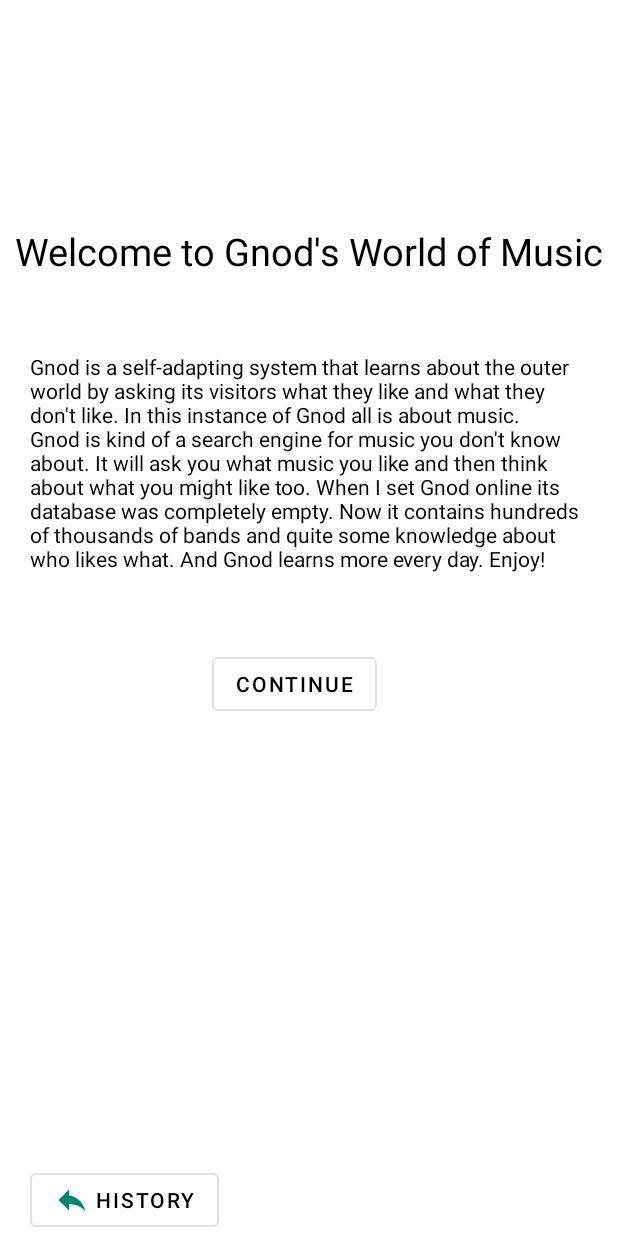
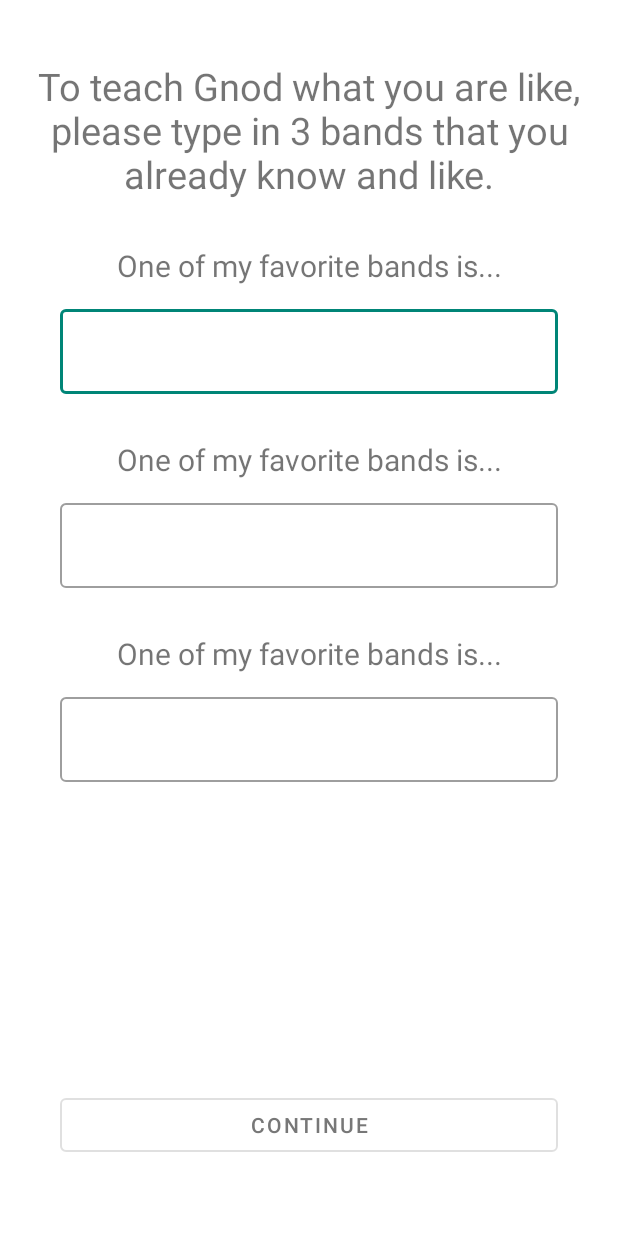
Before and after one commit to Mpk605/Gnoosic_Public, an Android app: the screen it shows after launch (MainActivity before the commit, FormActivity after it), after a tap on "CONTINUE", on a phone screen of 412 x 824 dp. Run offline under Robolectric (Android 15) with nearby library versions, the phone set to English and light mode, and no system bars.

Commit message:
favorit artis band

```diff
--- a/app/src/main/java/com/kinejou/gnoosic/MainActivity.java
+++ b/app/src/main/java/com/kinejou/gnoosic/MainActivity.java
@@ -17,6 +17,7 @@
             @Override
             public void onClick(View v) {
                 //the 3 artists
+                startActivity(new Intent(MainActivity.this, FormActivity.class));
             }
         });
 
@@ -24,8 +25,6 @@
             @Override
             public void onClick(View v) {
                 //History of liked artistes
-
-                startActivity(new Intent(MainActivity.this, FormActivity.class));
             }
         });
     }
--- a/app/src/main/res/layout/activity_form.xml
+++ b/app/src/main/res/layout/activity_form.xml
@@ -18,29 +18,92 @@
         android:textSize="25sp"
         app:layout_constraintTop_toTopOf="parent" />
 
+
+    <TextView
+        android:id="@+id/text_fav_band1"
+        android:layout_width="wrap_content"
+        android:layout_height="wrap_content"
+        android:text="@string/one_of_my_fav_band"
+        android:textSize="20sp"
+        app:layout_constraintEnd_toEndOf="parent"
+        app:layout_constraintStart_toStartOf="parent"
+        app:layout_constraintTop_toBottomOf="@id/teachGnod"
+        android:layout_marginTop="30dp" />
+
     <com.google.android.material.textfield.TextInputLayout
+        android:id="@+id/fav_band_1"
         style="@style/Widget.MaterialComponents.TextInputLayout.OutlinedBox"
         android:layout_width="match_parent"
         android:layout_height="wrap_content"
-        android:layout_marginTop="30dp"
-        app:layout_constraintTop_toBottomOf="@id/teachGnod"
-        android:hint="Shut up ARthur about the sun">
-
-        <TextView
-            android:layout_width="wrap_content"
-            android:layout_height="wrap_content"
-            android:layout_gravity="center"
-            android:text="@string/one_of_my_fav_band"
-            android:textSize="20sp" />
-
-
+        app:layout_constraintTop_toBottomOf="@id/text_fav_band1"
+        android:layout_marginTop="10dp">
         <com.google.android.material.textfield.TextInputEditText
             android:layout_width="match_parent"
             android:layout_height="wrap_content"
             android:layout_marginStart="40dp"
             android:layout_marginEnd="40dp" />
+    </com.google.android.material.textfield.TextInputLayout>
+
+    <TextView
+        android:id="@+id/text_fav_band2"
+        android:layout_width="wrap_content"
+        android:layout_height="wrap_content"
+        android:text="@string/one_of_my_fav_band"
+        android:textSize="20sp"
+        app:layout_constraintEnd_toEndOf="parent"
+        app:layout_constraintStart_toStartOf="parent"
+        app:layout_constraintTop_toBottomOf="@id/fav_band_1"
+        android:layout_marginTop="30dp" />
+
+    <com.google.android.material.textfield.TextInputLayout
+        android:id="@+id/fav_band_2"
+        style="@style/Widget.MaterialComponents.TextInputLayout.OutlinedBox"
+        android:layout_width="match_parent"
+        android:layout_height="wrap_content"
+        app:layout_constraintTop_toBottomOf="@id/text_fav_band2"
+        android:layout_marginTop="10dp">
+        <com.google.android.material.textfield.TextInputEditText
+            android:layout_width="match_parent"
+            android:layout_height="wrap_content"
+            android:layout_marginStart="40dp"
+            android:layout_marginEnd="40dp" />
+    </com.google.android.material.textfield.TextInputLayout>
+
+    <TextView
+        android:id="@+id/text_fav_band3"
+        android:layout_width="wrap_content"
+        android:layout_height="wrap_content"
+        android:text="@string/one_of_my_fav_band"
+        android:textSize="20sp"
+        app:layout_constraintEnd_toEndOf="parent"
+        app:layout_constraintStart_toStartOf="parent"
+        app:layout_constraintTop_toBottomOf="@id/fav_band_2"
+        android:layout_marginTop="30dp" />
+
+    <com.google.android.material.textfield.TextInputLayout
+        android:id="@+id/fav_band_3"
+        style="@style/Widget.MaterialComponents.TextInputLayout.OutlinedBox"
+        android:layout_width="match_parent"
+        android:layout_height="wrap_content"
+        app:layout_constraintTop_toBottomOf="@id/text_fav_band3"
+        android:layout_marginTop="10dp">
+        <com.google.android.material.textfield.TextInputEditText
+            android:layout_width="match_parent"
+            android:layout_height="wrap_content"
+            android:layout_marginStart="40dp"
+            android:layout_marginEnd="40dp" />
+    </com.google.android.material.textfield.TextInputLayout>
 
 
-    </com.google.android.material.textfield.TextInputLayout>
+    <com.google.android.material.button.MaterialButton
+        android:layout_width="match_parent"
+        android:layout_height="wrap_content"
+        style="@style/Widget.MaterialComponents.Button.OutlinedButton"
+        android:text="@string/continue_button_text"
+        android:layout_marginStart="40dp"
+        android:layout_marginEnd="40dp"
+        app:layout_constraintBottom_toBottomOf="parent"
+        android:layout_marginBottom="50dp"
+        android:textColor="#777" />
 
 </androidx.constraintlayout.widget.ConstraintLayout>
--- a/app/src/main/res/layout/activity_main.xml
+++ b/app/src/main/res/layout/activity_main.xml
@@ -15,8 +15,7 @@
         android:textSize="25sp"
         app:layout_constraintLeft_toLeftOf="parent"
         app:layout_constraintRight_toRightOf="parent"
-        app:layout_constraintTop_toTopOf="parent"
-        android:textColor="#000"/>
+        app:layout_constraintTop_toTopOf="parent"/>
 
     <TextView
         android:id="@+id/welcome"
@@ -26,8 +25,7 @@
         android:layout_marginTop="50dp"
         android:layout_marginRight="20dp"
         android:text="@string/welcome"
-        app:layout_constraintTop_toBottomOf="@id/title_welcome"
-        android:textColor="#000"/>
+        app:layout_constraintTop_toBottomOf="@id/title_welcome"/>
 
     <com.google.android.material.button.MaterialButton
         android:id="@+id/start"
@@ -40,7 +38,7 @@
         app:layout_constraintEnd_toEndOf="parent"
         app:layout_constraintStart_toStartOf="parent"
         app:layout_constraintTop_toBottomOf="@id/welcome"
-        android:textColor="#000"/>
+        android:textColor="#777"/>
 
     <com.google.android.material.button.MaterialButton
         android:id="@+id/history"
@@ -53,8 +51,7 @@
         android:layout_marginStart="20dp"
         app:layout_constraintBottom_toBottomOf="parent"
         app:layout_goneMarginBottom="20dp"
-
-        android:textColor="#000"/>
+        android:textColor="#777"/>
 
 
 </androidx.constraintlayout.widget.ConstraintLayout>
--- a/app/src/main/res/values/strings.xml
+++ b/app/src/main/res/values/strings.xml
@@ -6,4 +6,5 @@
     <string name="history">history</string>
     <string name="teach_gnod">To teach Gnod what you are like, please type in 3 bands that you already know and like.</string>
     <string name="one_of_my_fav_band">One of my favorite bands is...</string>
+    <string name="continue_button_text">continue</string>
 </resources>
```
